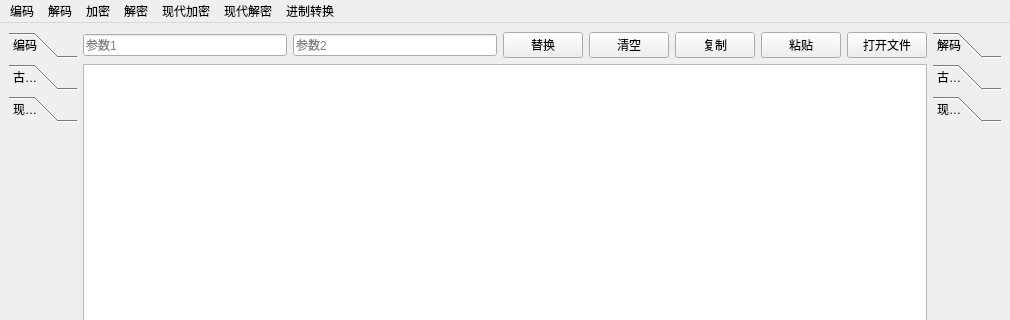
Before: the Qt Designer form ui/mainwindow.ui in zyt717/CTFCodecTool, drawn with Qt 5; both pictures show x 0 to 1010 and y 0 to 320 of the 1010 by 705 pixel window.
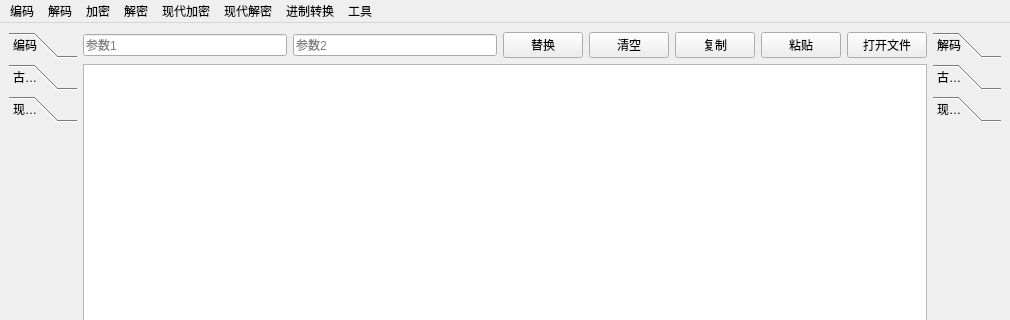
After: the same form once the commit is applied. The open tabs and pages were chosen to show the change.

The edit to the form file:
```diff
--- a/ui/mainwindow.ui
+++ b/ui/mainwindow.ui
@@ -325,6 +325,13 @@
      <string>现代解密</string>
     </property>
    </widget>
+   <widget class="QMenu" name="menu">
+    <property name="title">
+     <string>工具</string>
+    </property>
+    <addaction name="actionASCII"/>
+    <addaction name="actioncalc"/>
+   </widget>
    <addaction name="menuEncode"/>
    <addaction name="menuDecode"/>
    <addaction name="menuEncrypt"/>
@@ -332,6 +339,7 @@
    <addaction name="menuModernEncrypt"/>
    <addaction name="menuModernDecrypt"/>
    <addaction name="menuHex"/>
+   <addaction name="menu"/>
   </widget>
  </widget>
  <resources/>
```
Left out of the diff: 26 changed lines with no effect on the pictures.
